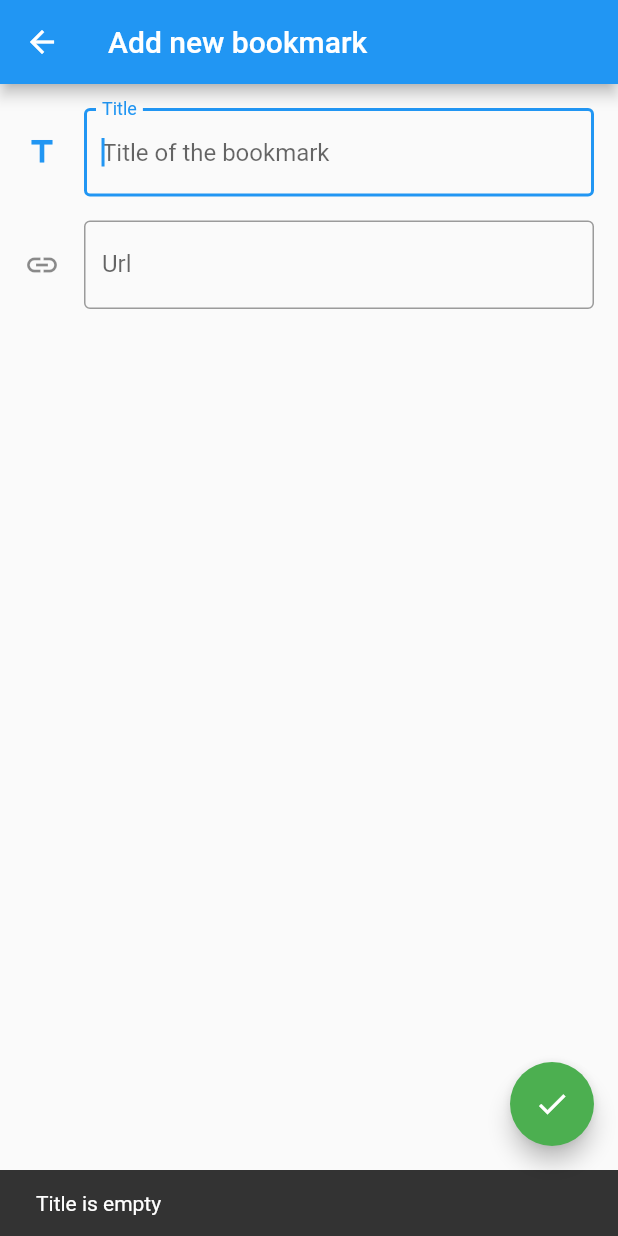
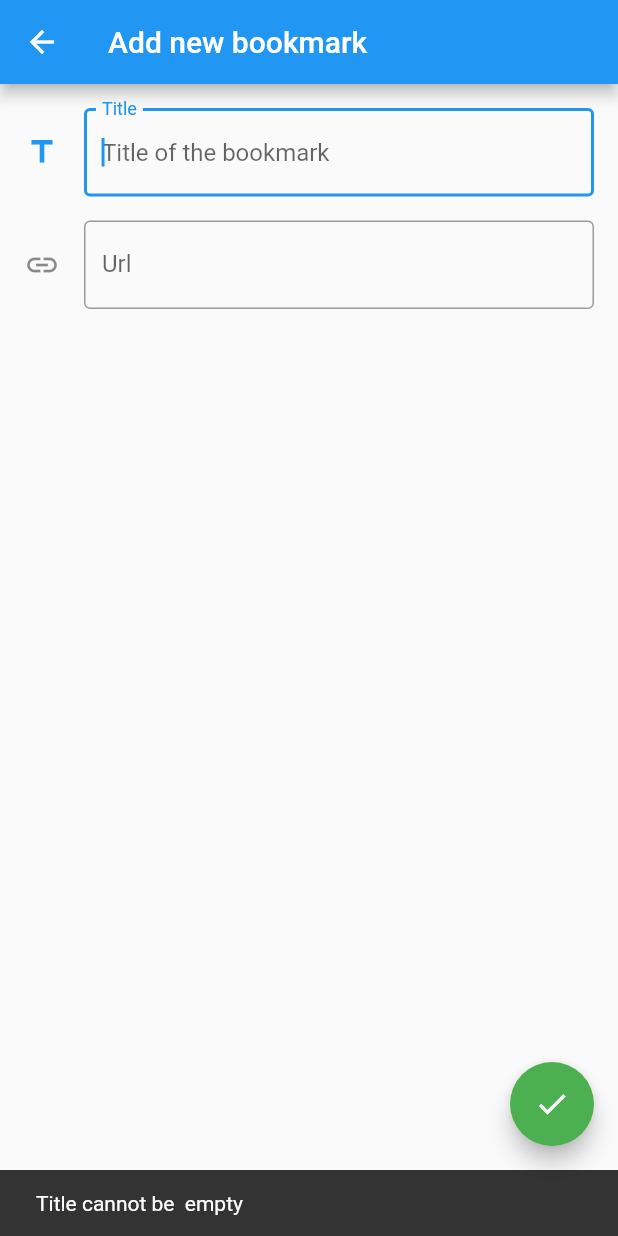
Before and after one commit to ayilmaz4646/caster, a Flutter app: the AddBookmarkPage screen opened directly, after a tap on the "check" icon, on a phone screen of 412 x 824 dp. Run offline on Flutter 3.47's test engine with Material 2 defaults, Android fonts, the phone set to English and light mode, and no system bars; our stand-ins replace webview_flutter.

Commit message:
saved value

```diff
--- a/lib/page/add_bookmark_page.dart
+++ b/lib/page/add_bookmark_page.dart
@@ -1,3 +1,4 @@
+import 'package:caster/model/bookmark.dart';
 import 'package:flutter/material.dart';
 
 class AddBookmarkPage extends StatefulWidget {
@@ -22,12 +23,11 @@ class _AddBookmarkPageState extends State<AddBookmarkPage> {
           backgroundColor: Colors.green,
           onPressed: () {
             String title = _titleTextController.text;
-            String link  = _linkTextController.text;
+            String link = _linkTextController.text;
 
             Scaffold.of(context).hideCurrentSnackBar();
             if (isInputValid(title, link)) {
-              print("title: ${_titleTextController.text}");
-              print("link: ${_linkTextController.text}");
+              Navigator.pop(context, Bookmark(title, link));
             } else {
               showInputError(context, title, link);
             }
@@ -36,8 +36,7 @@ class _AddBookmarkPageState extends State<AddBookmarkPage> {
       ),
       body: Padding(
         padding: const EdgeInsets.all(16),
-        child: Column(
-          children: <Widget>[
+        child: Column(children: <Widget>[
           TextFormField(
             autofocus: true,
             controller: _titleTextController,
@@ -49,8 +48,7 @@ class _AddBookmarkPageState extends State<AddBookmarkPage> {
                 icon: Icon(Icons.title),
                 labelText: "Title",
                 hintText: "Title of the bookmark",
-                border: OutlineInputBorder()
-              ),
+                border: OutlineInputBorder()),
           ),
           SizedBox(height: 16),
           TextFormField(
@@ -60,11 +58,9 @@ class _AddBookmarkPageState extends State<AddBookmarkPage> {
                 icon: Icon(Icons.link),
                 labelText: "Url",
                 hintText: "Webpage link",
-                border: OutlineInputBorder()
+                border: OutlineInputBorder()),
           ),
-            ),
-          ]
-        ),
+        ]),
       ),
     );
   }
@@ -83,9 +79,9 @@ class _AddBookmarkPageState extends State<AddBookmarkPage> {
 
   void showInputError(BuildContext context, String title, String link) {
     if (title.isEmpty) {
-      showSnackBar(context, "Title is empty");
+      showSnackBar(context, "Title cannot be  empty");
     } else if (link.isEmpty) {
-      showSnackBar(context, "Link is empty");
+      showSnackBar(context, "Link cannot be empty");
     }
   }
 
--- a/lib/util/navigation_util.dart
+++ b/lib/util/navigation_util.dart
@@ -9,8 +9,8 @@ void navigateToViewBookmarkPage(Bookmark bookmark, BuildContext context) {
   );
 }
 
-void navigateToAddBookmarkPage(BuildContext context) {
-  Navigator.of(context).push(
+Future navigateToAddBookmarkPage(BuildContext context) {
+  return Navigator.of(context).push(
     MaterialPageRoute(builder: (context) => AddBookmarkPage()),
   );
 }
```
Also changed, not shown: lib/page/bookmarks_page.dart (+17 -2 lines), lib/widget/bookmarks_list_widget.dart (+13 -5 lines), pubspec.lock, 4 other files. Lines whose indentation alone changed are shown as unchanged.
